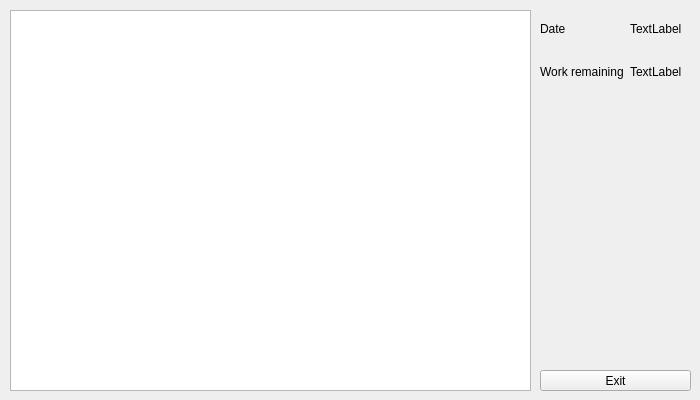
Above: Projects/burndowndiagramwindow.ui from polub333/ProjectsManager before the change. Below: the same form after it.
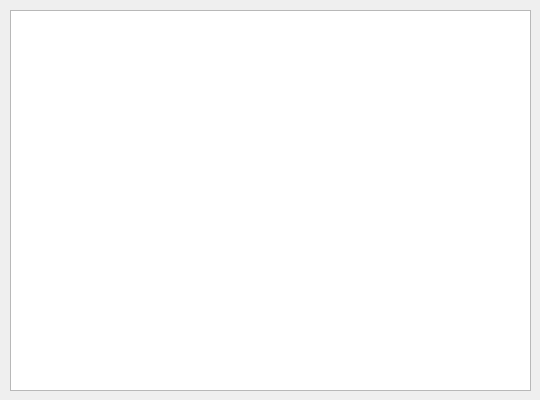
That is the form after the change.

Commit message: Removed labels and buttons from diagram's windows

What changed in the file:
```diff
--- a/Projects/burndowndiagramwindow.ui
+++ b/Projects/burndowndiagramwindow.ui
@@ -6,7 +6,7 @@
    <rect>
     <x>0</x>
     <y>0</y>
-    <width>700</width>
+    <width>540</width>
     <height>400</height>
    </rect>
   </property>
@@ -23,67 +23,6 @@
     </rect>
    </property>
   </widget>
-  <widget class="QPushButton" name="exitButton">
-   <property name="geometry">
-    <rect>
-     <x>540</x>
-     <y>370</y>
-     <width>151</width>
-     <height>21</height>
-    </rect>
-   </property>
-   <property name="text">
-    <string>Exit</string>
-   </property>
-  </widget>
-  <widget class="QWidget" name="horizontalLayoutWidget">
-   <property name="geometry">
-    <rect>
-     <x>540</x>
-     <y>10</y>
-     <width>151</width>
-     <height>80</height>
-    </rect>
-   </property>
-   <layout class="QHBoxLayout" name="horizontalLayout">
-    <item>
-     <layout class="QVBoxLayout" name="verticalLayout">
-      <item>
-       <widget class="QLabel" name="label">
-        <property name="text">
-         <string>Date</string>
-        </property>
-       </widget>
-      </item>
-      <item>
-       <widget class="QLabel" name="label_2">
-        <property name="text">
-         <string>Work remaining</string>
-        </property>
-       </widget>
-      </item>
-     </layout>
-    </item>
-    <item>
-     <layout class="QVBoxLayout" name="verticalLayout_2">
-      <item>
-       <widget class="QLabel" name="dateLabel">
-        <property name="text">
-         <string>TextLabel</string>
-        </property>
-       </widget>
-      </item>
-      <item>
-       <widget class="QLabel" name="workRemainingLabel">
-        <property name="text">
-         <string>TextLabel</string>
-        </property>
-       </widget>
-      </item>
-     </layout>
-    </item>
-   </layout>
-  </widget>
  </widget>
  <resources/>
  <connections/>
```
The commit also changes 3 other files.
